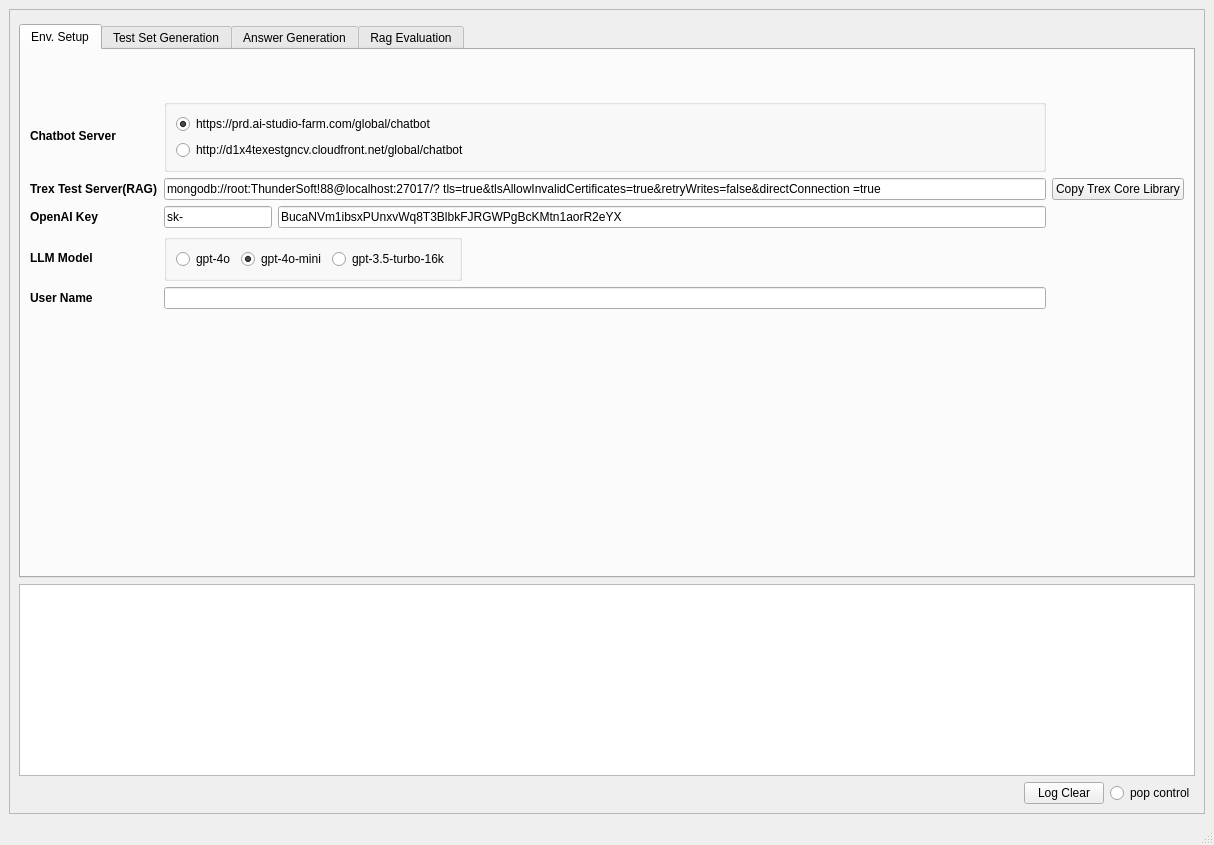
Qt form chatgpt_performance_metric/source/ui_designer/main_frame.ui (tom-shin/perf_metric) before a commit.
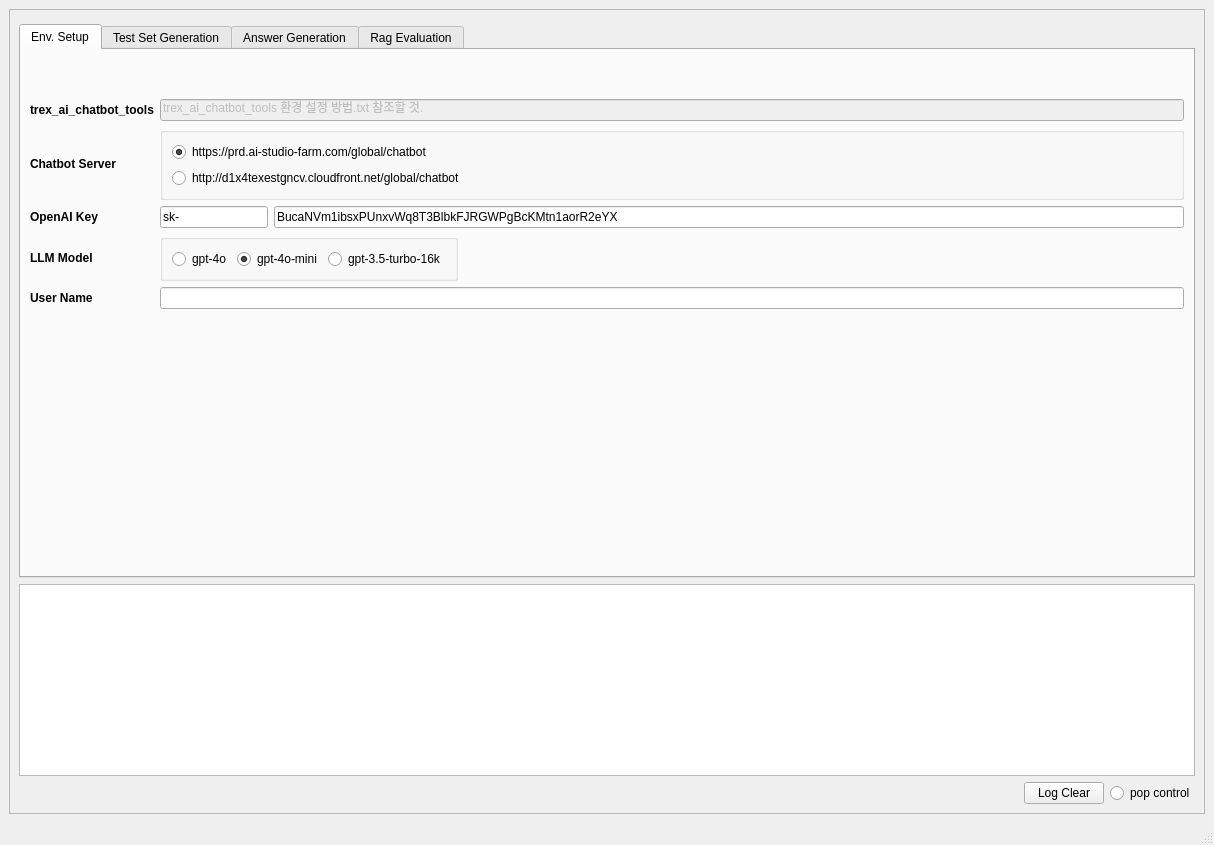
The same form after that commit.

Commit message: trex_ai_chatbot_tools 연결

```diff
--- a/chatgpt_performance_metric/source/ui_designer/main_frame.ui
+++ b/chatgpt_performance_metric/source/ui_designer/main_frame.ui
@@ -68,35 +68,27 @@
            </item>
            <item>
             <layout class="QGridLayout" name="gridLayout_6">
-             <item row="4" column="0">
-              <widget class="QLabel" name="label_12">
-               <property name="font">
-                <font>
-                 <weight>75</weight>
-                 <italic>false</italic>
-                 <bold>true</bold>
-                </font>
-               </property>
-               <property name="text">
-                <string>User Name</string>
-               </property>
-              </widget>
-             </item>
              <item row="1" column="0">
-              <widget class="QLabel" name="connectionstring_label">
+              <widget class="QLabel" name="label_18">
                <property name="font">
                 <font>
                  <weight>75</weight>
-                 <italic>false</italic>
                  <bold>true</bold>
                 </font>
                </property>
                <property name="text">
-                <string>Trex Test Server(RAG)</string>
+                <string>Chatbot Server</string>
                </property>
               </widget>
              </item>
-             <item row="3" column="1">
+             <item row="5" column="1">
+              <widget class="QLineEdit" name="userlineEdit">
+               <property name="text">
+                <string/>
+               </property>
+              </widget>
+             </item>
+             <item row="4" column="1">
               <layout class="QHBoxLayout" name="horizontalLayout_8">
                <item>
                 <widget class="QGroupBox" name="groupBox_3">
@@ -167,20 +159,7 @@
                </item>
               </layout>
              </item>
-             <item row="0" column="0">
-              <widget class="QLabel" name="label_18">
-               <property name="font">
-                <font>
-                 <weight>75</weight>
-                 <bold>true</bold>
-                </font>
-               </property>
-               <property name="text">
-                <string>Chatbot Server</string>
-               </property>
-              </widget>
-             </item>
-             <item row="3" column="0">
+             <item row="4" column="0">
               <widget class="QLabel" name="label_6">
                <property name="font">
                 <font>
@@ -194,14 +173,7 @@
                </property>
               </widget>
              </item>
-             <item row="1" column="2">
-              <widget class="QPushButton" name="vector_env_pushButton">
-               <property name="text">
-                <string>Copy Trex Core Library</string>
-               </property>
-              </widget>
-             </item>
-             <item row="0" column="1">
+             <item row="1" column="1">
               <layout class="QVBoxLayout" name="verticalLayout_16">
                <item>
                 <widget class="QGroupBox" name="groupBox_6">
@@ -231,34 +203,7 @@
                </item>
               </layout>
              </item>
-             <item row="2" column="0">
-              <widget class="QLabel" name="label_2">
-               <property name="font">
-                <font>
-                 <weight>75</weight>
-                 <italic>false</italic>
-                 <bold>true</bold>
-                </font>
-               </property>
-               <property name="text">
-                <string>OpenAI Key            </string>
-               </property>
-              </widget>
-             </item>
-             <item row="1" column="1">
-              <widget class="QLineEdit" name="connection_lineEdit">
-               <property name="font">
-                <font>
-                 <weight>50</weight>
-                 <bold>false</bold>
-                </font>
-               </property>
-               <property name="text">
-                <string>mongodb://root:ThunderSoft!88@localhost:27017/? tls=true&amp;tlsAllowInvalidCertificates=true&amp;retryWrites=false&amp;directConnection =true</string>
-               </property>
-              </widget>
-             </item>
-             <item row="2" column="1">
+             <item row="3" column="1">
               <layout class="QHBoxLayout" name="horizontalLayout">
                <item>
                 <widget class="QLineEdit" name="opeanaikey1">
@@ -297,10 +242,64 @@
                </item>
               </layout>
              </item>
-             <item row="4" column="1">
-              <widget class="QLineEdit" name="userlineEdit">
+             <item row="3" column="0">
+              <widget class="QLabel" name="label_2">
+               <property name="font">
+                <font>
+                 <weight>75</weight>
+                 <italic>false</italic>
+                 <bold>true</bold>
+                </font>
+               </property>
                <property name="text">
-                <string/>
+                <string>OpenAI Key            </string>
+               </property>
+              </widget>
+             </item>
+             <item row="5" column="0">
+              <widget class="QLabel" name="label_12">
+               <property name="font">
+                <font>
+                 <weight>75</weight>
+                 <italic>false</italic>
+                 <bold>true</bold>
+                </font>
+               </property>
+               <property name="text">
+                <string>User Name</string>
+               </property>
+              </widget>
+             </item>
+             <item row="0" column="0">
+              <widget class="QLabel" name="connectionstring_label">
+               <property name="font">
+                <font>
+                 <weight>75</weight>
+                 <italic>false</italic>
+                 <bold>true</bold>
+                </font>
+               </property>
+               <property name="text">
+                <string>trex_ai_chatbot_tools</string>
+               </property>
+              </widget>
+             </item>
+             <item row="0" column="1">
+              <widget class="QLineEdit" name="connection_lineEdit">
+               <property name="enabled">
+                <bool>false</bool>
+               </property>
+               <property name="font">
+                <font>
+                 <weight>50</weight>
+                 <bold>false</bold>
+                </font>
+               </property>
+               <property name="text">
+                <string>trex_ai_chatbot_tools 환경 설정 방법.txt 참조할 것.</string>
+               </property>
+               <property name="readOnly">
+                <bool>true</bool>
                </property>
               </widget>
              </item>
```
Left out of the diff: 4 changed lines with no effect on the pictures. The commit also changes 56 other files.
